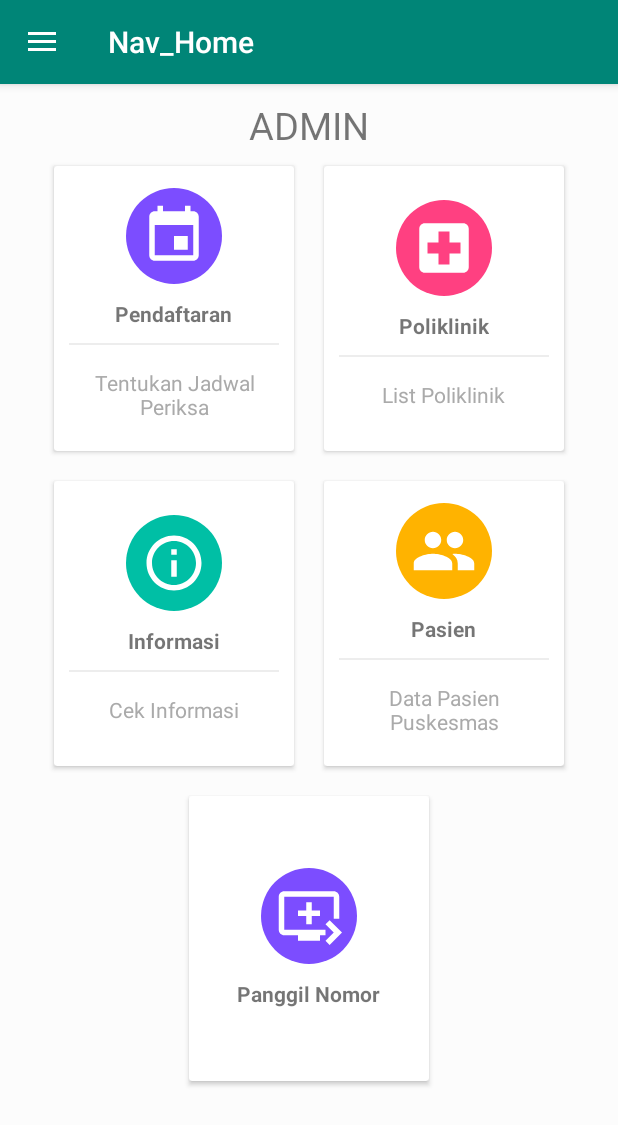
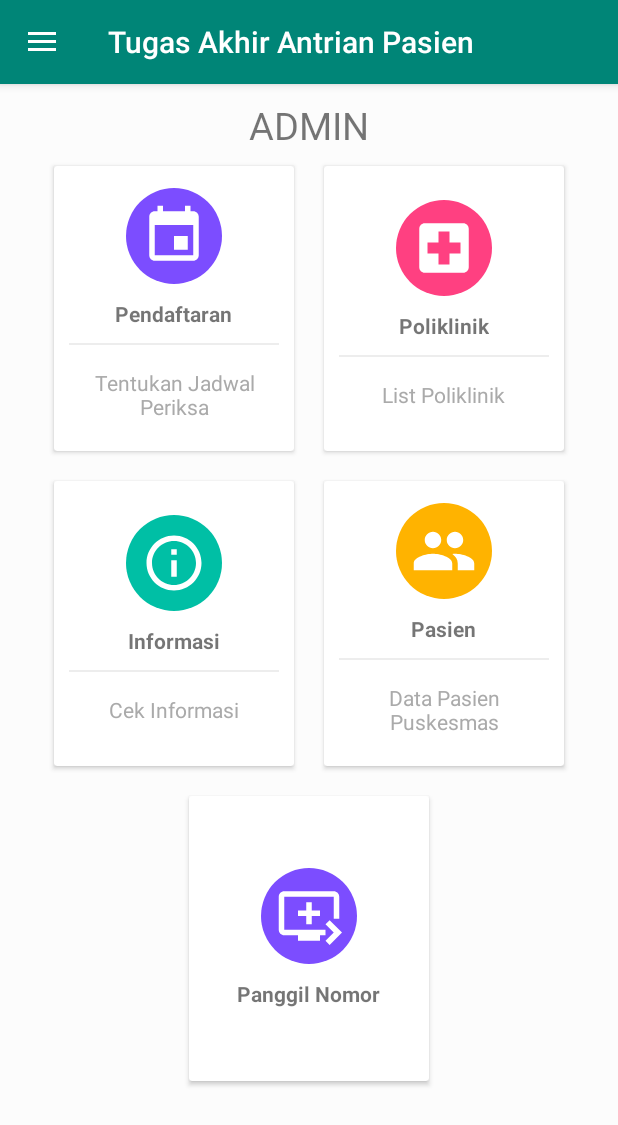
Before and after one commit to remizarezho/Tugas-Akhir-Antrian-Pasien, an Android app: the Nav_Home screen opened directly, with no data from a screen before it, on a phone screen of 412 x 824 dp. Shown: the top 1125 px of the screen. Run offline under Robolectric (Android 15) with nearby library versions, the phone set to English and light mode, and no system bars; our stand-ins replace Picasso.

Commit message:
update bug

```diff
--- a/Aplikasi/app/src/main/AndroidManifest.xml
+++ b/Aplikasi/app/src/main/AndroidManifest.xml
@@ -9,9 +9,9 @@
 
     <application
         android:allowBackup="true"
-        android:icon="@mipmap/ic_launcher"
+        android:icon="@drawable/logo_puskesmas"
         android:label="@string/app_name"
-        android:roundIcon="@mipmap/ic_launcher_round"
+        android:roundIcon="@drawable/logo_puskesmas"
         android:supportsRtl="true"
         android:theme="@style/AppTheme">
         <activity android:name=".informasi_adapter"></activity>
--- a/Aplikasi/app/src/main/java/com/example/tugasakhirantrianpasien/LihatDataPasien.java
+++ b/Aplikasi/app/src/main/java/com/example/tugasakhirantrianpasien/LihatDataPasien.java
@@ -66,7 +66,6 @@ public class LihatDataPasien extends AppCompatActivity {
                         if (task.isSuccessful()) {
                             final ArrayList<String> data = new ArrayList<>();
                             for (QueryDocumentSnapshot document : task.getResult()) {
-                                Log.d(String.valueOf("bbb"), document.getId() + " => " + document.getData());
                                 if (document.getData().get("level").toString().equals("1")) {
                                     data.add(document.getData().get("nama").toString());
                                 }
@@ -78,8 +77,6 @@ public class LihatDataPasien extends AppCompatActivity {
                                                 if (task.isSuccessful()) {
                                                     akunwes = new ArrayList<>();
                                                     for (QueryDocumentSnapshot document : task.getResult()) {
-                                                        Log.d(TAG, document.getId() + " => " + document.getData());
-
                                                         Akun akun = new Akun(
                                                                 document.getData().get("nik").toString(),
                                                                 document.getData().get("nama").toString(),
@@ -105,7 +102,7 @@ public class LihatDataPasien extends AppCompatActivity {
                                         });
 
                             }
-                        }else{
+                        } else {
                             Log.w(String.valueOf("aaa"), "Error getting documents.", task.getException());
                         }
                     }
--- a/Aplikasi/app/src/main/java/com/example/tugasakhirantrianpasien/Nav_Home.java
+++ b/Aplikasi/app/src/main/java/com/example/tugasakhirantrianpasien/Nav_Home.java
@@ -62,9 +62,7 @@ public class Nav_Home extends AppCompatActivity
         mTvLevel = findViewById(R.id.judul_level);
         mPanggil = findViewById(R.id.panggil_nomor);
         mInformasi = findViewById(R.id.home_informasi);
-        mSetting = findViewById(R.id.nav_setting);
 
-        navigationView.getMenu().findItem(R.id.nav_setting).setVisible(false);
 
         if (tools.getSharedPreferenceString(this, "level", "").equals("1")) {
             navigationView.getMenu().findItem(R.id.nav_data_pasien).setVisible(false);
@@ -163,8 +161,6 @@ public class Nav_Home extends AppCompatActivity
         } else if (id == R.id.nav_info) {
             Intent intent = new Intent(Nav_Home.this, activity_informasi.class);
             startActivity(intent);
-        } else if (id == R.id.nav_setting) {
-
         } else if (id == R.id.nav_logout) {
             tools.setSharedPreference(Nav_Home.this,"isLogin", "0");
             Intent logout = new Intent(Nav_Home.this, LoginActivity.class);
--- a/Aplikasi/app/src/main/java/com/example/tugasakhirantrianpasien/informasi_adapter.java
+++ b/Aplikasi/app/src/main/java/com/example/tugasakhirantrianpasien/informasi_adapter.java
@@ -13,7 +13,6 @@ import java.util.ArrayList;
 import java.util.List;
 
 public class informasi_adapter extends RecyclerView.Adapter<informasi_adapter.ViewHolder> {
-    private TextView mKonten;
     ArrayList<String> dataGlobal;
 
     public informasi_adapter(ArrayList<String> dataGlobal) {
@@ -40,8 +39,8 @@ public class informasi_adapter extends RecyclerView.Adapter<informasi_adapter.Vi
     }
 
     public class ViewHolder extends RecyclerView.ViewHolder {
+        TextView konten;
 
-        TextView konten;
         public ViewHolder(@NonNull View itemView) {
             super(itemView);
             konten = itemView.findViewById(R.id.tvKonten);
--- a/Aplikasi/app/src/main/java/com/example/tugasakhirantrianpasien/panggil_nomor.java
+++ b/Aplikasi/app/src/main/java/com/example/tugasakhirantrianpasien/panggil_nomor.java
@@ -113,11 +113,8 @@ public class panggil_nomor extends AppCompatActivity {
             @Override
             public void onClick(View v) {
                 if (!model.getNik().isEmpty()){
-
-
                 DatabaseReference myRef = database.getReference(date+"/"+
                         model.getNomor()+"-" +   model.getNik());
-
                 NomorAntrianModel nomorAntrianModel = new NomorAntrianModel(
                         model.getNik(),
                         String.valueOf(model.getNomor()),
@@ -125,13 +122,10 @@ public class panggil_nomor extends AppCompatActivity {
                         model.getPoli(),
                         model.getWaktu(), true
                 );
-
                 myRef.setValue(nomorAntrianModel, new DatabaseReference.CompletionListener() {
                             @Override
                             public void onComplete(@Nullable DatabaseError databaseError,
                                                    @NonNull DatabaseReference databaseReference) {
-
-                                ////
                                 getNomorAntrian(true);
                             }
                         }
--- a/Aplikasi/app/src/main/res/menu/activity_nav__home_drawer.xml
+++ b/Aplikasi/app/src/main/res/menu/activity_nav__home_drawer.xml
@@ -30,11 +30,6 @@
     <item android:title="Manage">
         <menu>
             <item
-                android:id="@+id/nav_setting"
-                android:icon="@drawable/ic_menu_manage"
-                android:title="Settings" />
-
-            <item
                 android:id="@+id/nav_logout"
                 android:icon="@drawable/ic_exit_to_app_black_24dp"
                 android:title="Sign Out" />
--- a/Aplikasi/app/src/main/res/values/strings.xml
+++ b/Aplikasi/app/src/main/res/values/strings.xml
@@ -12,7 +12,7 @@
     <string name="permission_rationale">"Contacts permissions are needed for providing email
         completions."
     </string>
-    <string name="title_activity_nav__home">Nav_Home</string>
+    <string name="title_activity_nav__home">Tugas Akhir Antrian Pasien</string>
     <string name="navigation_drawer_open">Open navigation drawer</string>
     <string name="navigation_drawer_close">Close navigation drawer</string>
     <string name="nav_header_title">Name Profile</string>
```
Also changed, not shown: Aplikasi/app/src/main/java/com/example/tugasakhirantrianpasien/ActivityTambahInformasi.java (+12 -10 lines), Aplikasi/app/src/main/java/com/example/tugasakhirantrianpasien/DetailPoli.java (+4 -4 lines), Aplikasi/app/src/main/java/com/example/tugasakhirantrianpasien/LihatDataPasien2.java (+17 -19 lines), Aplikasi/app/src/main/java/com/example/tugasakhirantrianpasien/LoginActivity.java (+3 -45 lines), Aplikasi/app/src/main/java/com/example/tugasakhirantrianpasien/activity_informasi.java (+4 -11 lines), Aplikasi/app/src/main/java/com/example/tugasakhirantrianpasien/jadwal.java (+109 -170 lines), Aplikasi/app/src/main/java/com/example/tugasakhirantrianpasien/layout_poli.java (+33 -49 lines).
